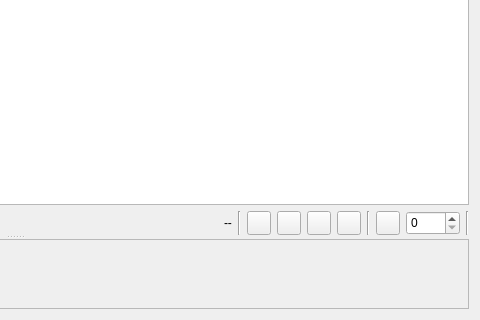
First picture: the form in ui/list_frame.ui, repository izerui/scanrun, before the edit; both pictures show x 451 to 931 and y 362 to 682 of the 931 by 682 pixel window.
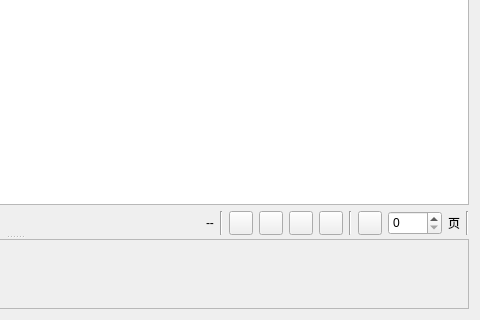
Second picture: the form after the edit. Icons and pictures are not drawn.

The edit to the form file:
```diff
--- a/ui/list_frame.ui
+++ b/ui/list_frame.ui
@@ -471,6 +471,13 @@
             </property>
            </widget>
           </item>
+          <item>
+           <widget class="QLabel" name="label">
+            <property name="text">
+             <string>页</string>
+            </property>
+           </widget>
+          </item>
           <item>
            <widget class="Line" name="line_6">
             <property name="orientation">
```
